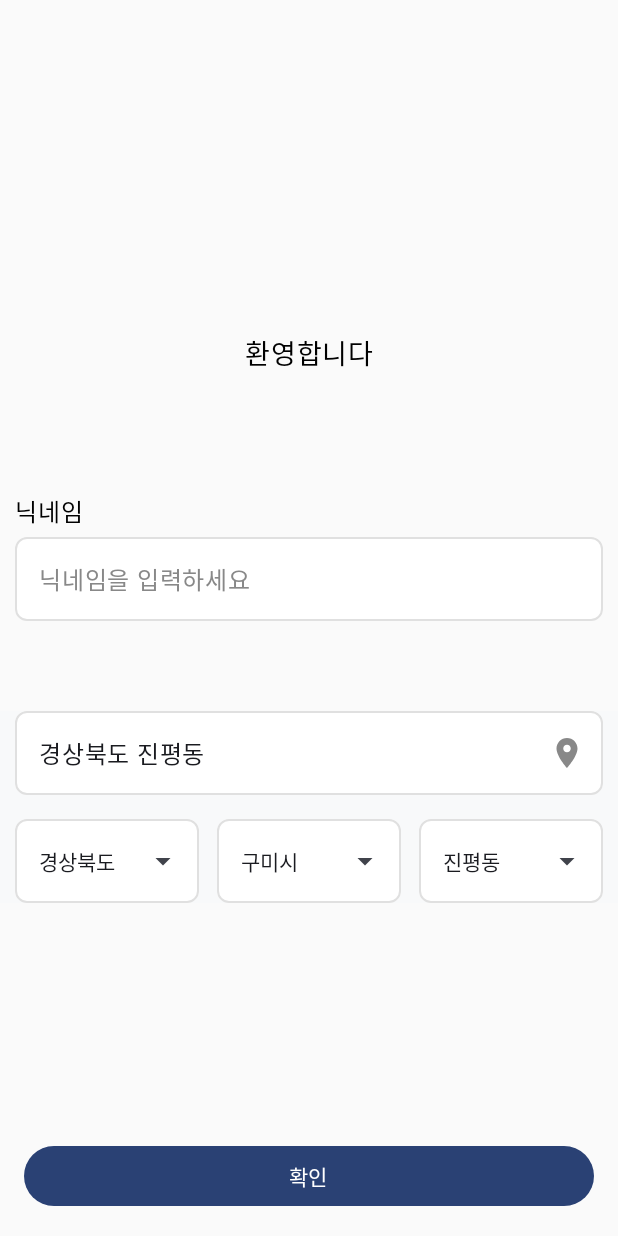
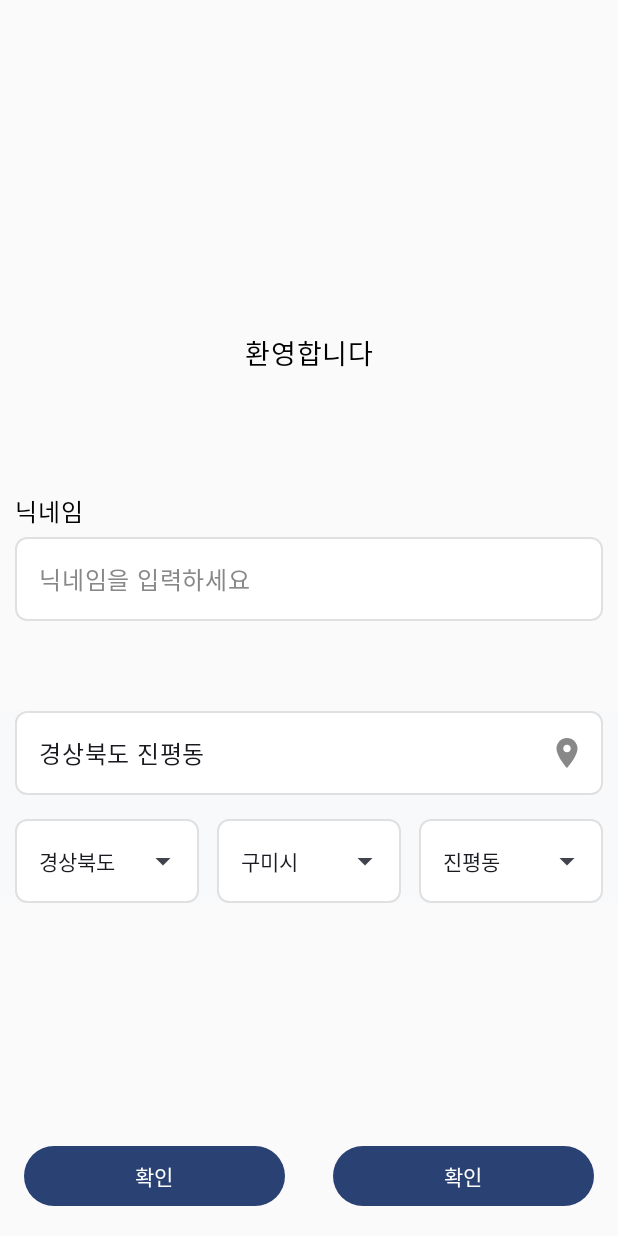
Before and after one commit to SSSSSungjun/FaceMeet, an Android app built with Jetpack Compose: the RegisterScreen screen opened through its navigation route, on a phone screen of 412 x 824 dp. Run offline under Robolectric (Android 15) with nearby library versions, the light colour scheme and no system bars; our stand-ins replace Dagger/Hilt's generated code.

```diff
--- a/android/FaceMeet/client/src/main/java/com/ssafy/facemeet/client/navigation/client/ClientNavHost.kt
+++ b/android/FaceMeet/client/src/main/java/com/ssafy/facemeet/client/navigation/client/ClientNavHost.kt
@@ -6,6 +6,7 @@ import androidx.navigation.NavType
 import androidx.navigation.compose.composable
 import androidx.navigation.navArgument
 import com.ssafy.facemeet.client.navigation.bottom.MainScreenWithBottomNav
+import com.ssafy.facemeet.client.ui.chat.ChattingScreen
 import com.ssafy.facemeet.client.ui.chatlist.ChattingListScreen
 import com.ssafy.facemeet.client.ui.profile.ProfileScreen
 
--- a/android/FaceMeet/client/src/main/java/com/ssafy/facemeet/client/ui/chat/ChattingScreen.kt
+++ b/android/FaceMeet/client/src/main/java/com/ssafy/facemeet/client/ui/chat/ChattingScreen.kt
@@ -3,6 +3,8 @@ package com.ssafy.facemeet.client.ui.chat
 import androidx.compose.runtime.Composable
 
 @Composable
-fun ChattingScreen(){
+fun ChattingScreen(
+    matchingId :String
+){
 
 }
--- a/android/FaceMeet/client/src/main/java/com/ssafy/facemeet/client/ui/register/RegisterScreen.kt
+++ b/android/FaceMeet/client/src/main/java/com/ssafy/facemeet/client/ui/register/RegisterScreen.kt
@@ -38,11 +38,12 @@ import androidx.compose.ui.unit.sp
 
 @Composable
 fun RegisterScreen(
-    onNavigateToNext : () -> Unit = {},
-    onNavigateToBack : () -> Unit = {}
+    onNavigateToNext: () -> Unit = {},
+    onNavigateToBack: () -> Unit = {}
 ) {
     Box(
-        modifier = Modifier.fillMaxSize()
+        modifier = Modifier.fillMaxSize(),
+        contentAlignment = Alignment.BottomEnd
     ) {
         // 중앙 컨텐츠
         Column(
@@ -58,24 +59,17 @@ fun RegisterScreen(
                 fontSize = 18.sp
             )
 
-            Spacer(modifier=Modifier.padding(40.dp))
+            Spacer(modifier = Modifier.padding(40.dp))
             InputNickName()
-            Spacer(modifier=Modifier.padding(30.dp))
+            Spacer(modifier = Modifier.padding(30.dp))
             InputAddress()
         }
 
-        // 하단 버튼
-        Button(
-            modifier = Modifier
-                .align(Alignment.BottomCenter)
-                .fillMaxWidth()
-                .padding(16.dp),
-            onClick = {
-                onNavigateToNext()
-            }
-        ) {
-            Text("확인")
-        }
+        InputBtns({
+
+        }, {
+
+        })
     }
 }
 
@@ -90,8 +84,8 @@ fun InputNickName() {
         var searchText by rememberSaveable { mutableStateOf("") }
 
         Text(
-            text="닉네임",
-            modifier=Modifier.padding(bottom = 5.dp)
+            text = "닉네임",
+            modifier = Modifier.padding(bottom = 5.dp)
         )
         OutlinedTextField(
             value = searchText,
@@ -256,6 +250,39 @@ fun DropdownButton(
     }
 }
 
+@Composable
+fun InputBtns(
+    onNavigateToNext: () -> Unit = {},
+    onNavigateToBack: () -> Unit = {}
+) {
+    Row(
+        modifier = Modifier.fillMaxWidth(),
+    ) {
+        Button(
+            modifier = Modifier
+                .weight(1f)
+                .padding(16.dp),
+            onClick = {
+                onNavigateToNext()
+            }
+        ) {
+            Text("확인")
+        }
+
+        Button(
+            modifier = Modifier
+                .weight(1f)
+                .padding(16.dp),
+            onClick = {
+                onNavigateToNext()
+            }
+        ) {
+            Text("확인")
+        }
+    }
+
+}
+
 @Preview(showBackground = true)
 @Composable
 fun RegisterScreenPreview() {
```
